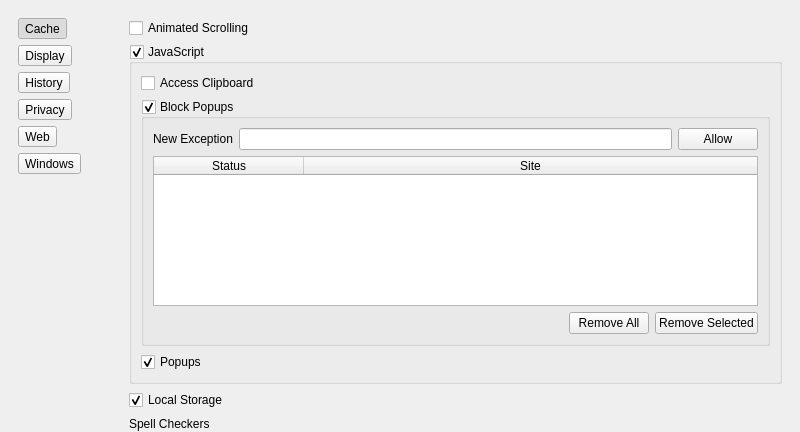
Before: the Qt Designer form 2.x/UI/dooble_settings.ui in textbrowser/dooble, drawn with Qt 5; both pictures show x 0 to 800 and y 0 to 432 of the 800 by 800 pixel window.
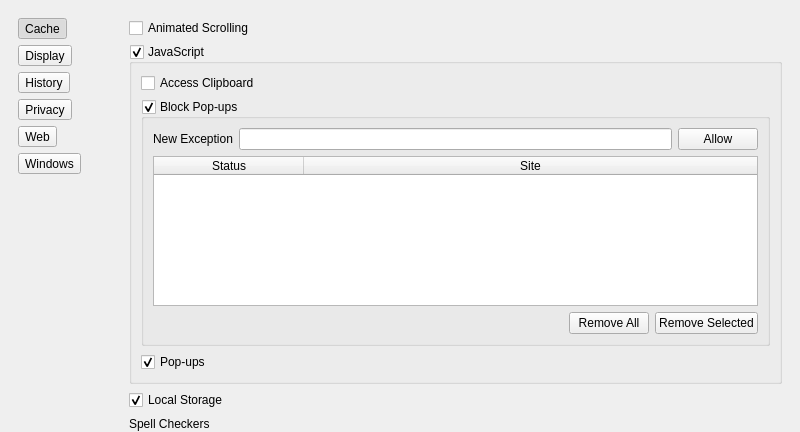
After: the same form once the commit is applied. The open tabs and pages were chosen to show the change. Icons and pictures are not drawn.

```diff
--- a/2.x/UI/dooble_settings.ui
+++ b/2.x/UI/dooble_settings.ui
@@ -1114,7 +1114,7 @@
              <item>
               <widget class="QGroupBox" name="javascript_block_popups">
                <property name="title">
-                <string>Block Popups</string>
+                <string>Block Pop-ups</string>
                </property>
                <property name="checkable">
                 <bool>true</bool>
@@ -1229,7 +1229,7 @@
              <item>
               <widget class="QCheckBox" name="javascript_popups">
                <property name="text">
-                <string>Popups</string>
+                <string>Pop-ups</string>
                </property>
                <property name="checked">
                 <bool>true</bool>
```
